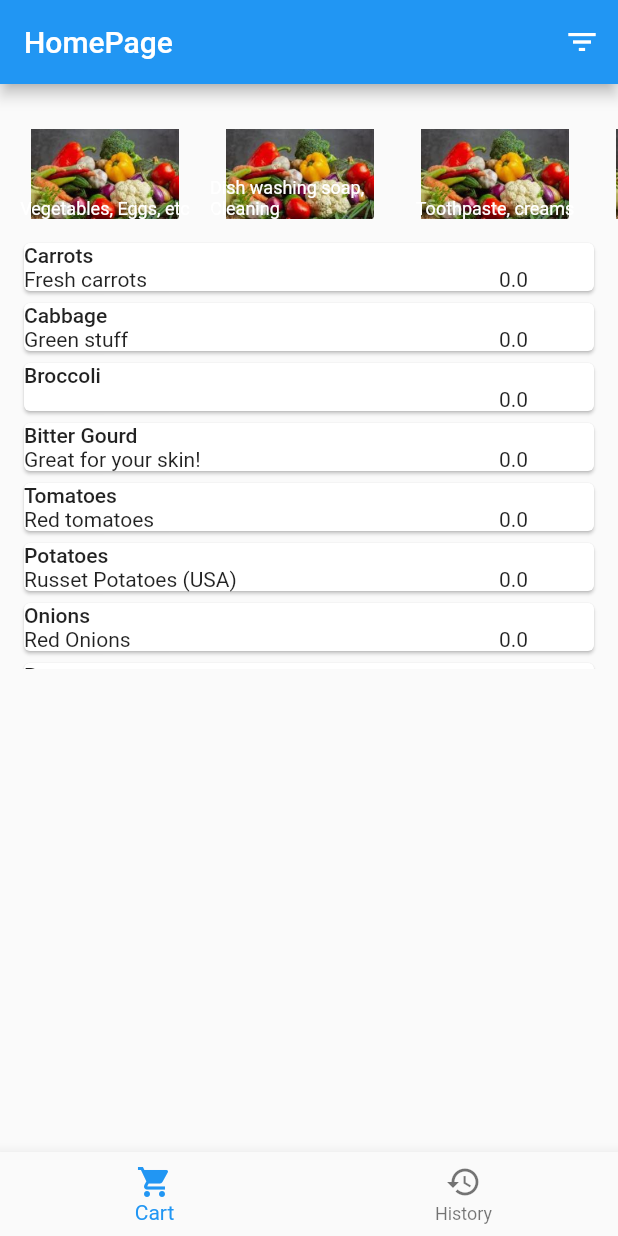
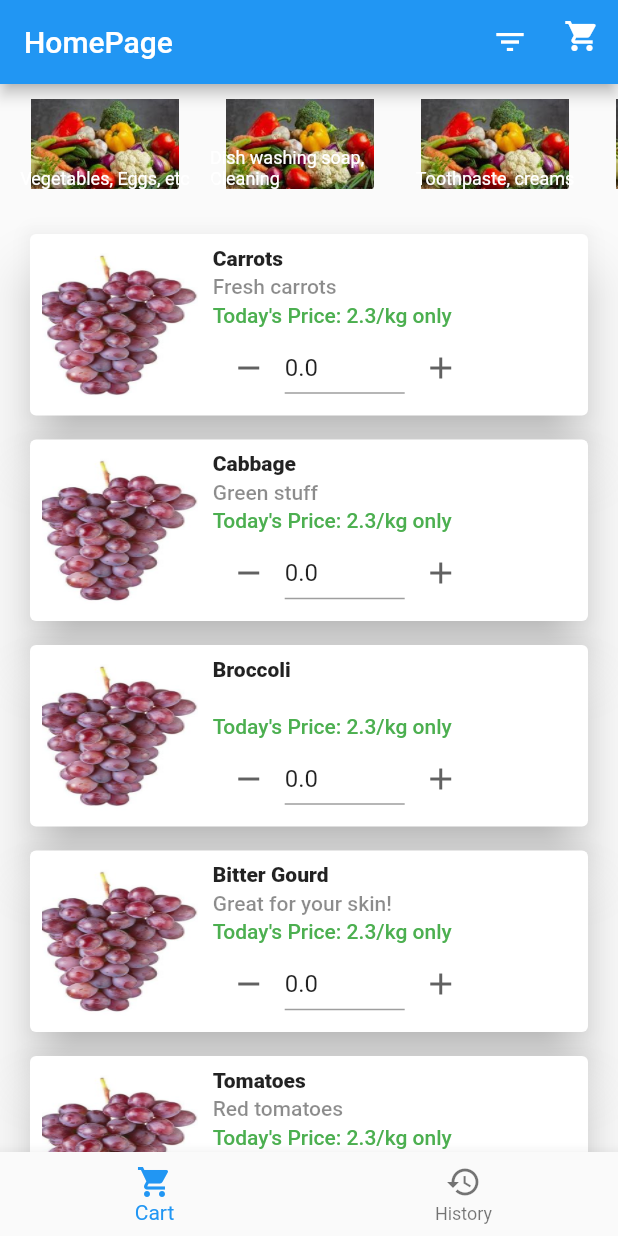
Before and after one commit to vipullal-github/MyShoppingCart, a Flutter app: the screen it shows after launch, on a phone screen of 412 x 824 dp. Run offline on Flutter 3.47's test engine with Material 2 defaults, Android fonts, the phone set to English and light mode, and no system bars.

Commit message:
Sending code to synology

```diff
--- a/lib/domain/model/cart_item.dart
+++ b/lib/domain/model/cart_item.dart
@@ -9,17 +9,18 @@ class CartItem extends MasterListItem {
       required super.description,
       required super.categoryId,
       required super.unit,
-      required super.usualPrice})
+      required super.usualPrice,
+      super.image})
       : onOrder = 0.0;
 
-  factory CartItem.fromMasterItem
-  (MasterListItem item) {
+  factory CartItem.fromMasterItem(MasterListItem item) {
     return CartItem(
         id: item.id,
         itemName: item.itemName,
         description: item.description,
         categoryId: item.categoryId,
         unit: item.unit,
-        usualPrice: item.usualPrice);
+        usualPrice: item.usualPrice,
+        image: item.image);
   }
 }
--- a/lib/domain/model/master_list_item.dart
+++ b/lib/domain/model/master_list_item.dart
@@ -5,6 +5,8 @@ class MasterListItem {
   String description;
   double usualPrice;
   String unit;
+  bool isFavorite;
+  String? image;
 
   MasterListItem(
       {required this.id,
@@ -12,13 +14,17 @@ class MasterListItem {
       required this.itemName,
       required this.description,
       required this.usualPrice,
-      required this.unit});
+      required this.unit,
+      this.image,
+      this.isFavorite = false});
 
   MasterListItem.newRecord(
       {required this.categoryId,
       required this.itemName,
       required this.description,
       required this.usualPrice,
-      required this.unit})
+      required this.unit,
+      this.image,
+      this.isFavorite = false})
       : id = -1;
 }
--- a/lib/presentation/components/category_slider.dart
+++ b/lib/presentation/components/category_slider.dart
@@ -4,6 +4,7 @@ import '../../domain/model/item_category.dart';
 
 typedef CategoryClickListener = void Function(int categoryId);
 
+// TODO: We need to change this widget to use ListView.builder. See Video by HeyFlutter on Youtube
 class CategorySliderWidget extends StatelessWidget {
   final List<ItemCategory> categories;
   final CategoryClickListener listener;
@@ -12,12 +13,7 @@ class CategorySliderWidget extends StatelessWidget {
 
   @override
   Widget build(BuildContext context) {
-    return Column(
-      children: [
-        const SizedBox(
-          height: 20,
-        ),
-        SingleChildScrollView(
+    return SingleChildScrollView(
       scrollDirection: Axis.horizontal,
       child: Row(
         children: categories.map((e) {
@@ -27,8 +23,6 @@ class CategorySliderWidget extends StatelessWidget {
           );
         }).toList(),
       ),
-        ),
-      ],
     );
   }
 }
--- /dev/null
+++ b/lib/presentation/components/shopping_item_card.dart
@@ -0,0 +1,148 @@
+import 'package:flutter/material.dart';
+import 'package:my_shopping_cart/presentation/shopping_cart_provider.dart';
+import 'package:provider/provider.dart';
+
+import '../../domain/model/cart_item.dart';
+
+class ShoppingItemCard extends StatefulWidget {
+  final CartItem cartItem;
+  const ShoppingItemCard({super.key, required this.cartItem});
+
+  @override
+  State<ShoppingItemCard> createState() => _ShoppingItemCardState();
+}
+
+class _ShoppingItemCardState extends State<ShoppingItemCard> {
+  late TextEditingController _editController;
+
+  @override
+  void initState() {
+    _editController = TextEditingController();
+    super.initState();
+  }
+
+  @override
+  void dispose() {
+    super.dispose();
+    _editController.dispose();
+  }
+
+  void _incrementOnOrder(BuildContext context) {
+    widget.cartItem.onOrder += 1;
+    _editController.text = widget.cartItem.onOrder.toString();
+    context.read<ShoppingCartProvider>().updateCart(widget.cartItem);
+  }
+
+  void _decrementOnOrder(BuildContext context) {
+    if (widget.cartItem.onOrder > 0) {
+      widget.cartItem.onOrder -= 1;
+      _editController.text = widget.cartItem.onOrder.toString();
+      context.read<ShoppingCartProvider>().updateCart(widget.cartItem);
+    }
+  }
+
+  void _updateItemCount(BuildContext context, String value) {
+    try {
+      widget.cartItem.onOrder = double.parse(value);
+    } catch (e) {
+      widget.cartItem.onOrder = 0;
+    }
+    context.read<ShoppingCartProvider>().updateCart(widget.cartItem);
+  }
+
+  Widget _upDownControl(BuildContext context) {
+    return Center(
+      child: Row(
+        children: [
+          IconButton(
+            onPressed: () => _decrementOnOrder(context),
+            icon: Icon(
+              Icons.remove,
+              size: 24,
+              color: Colors.grey.shade700,
+            ),
+          ),
+          SizedBox(
+            width: 80,
+            child: TextField(
+              maxLength: 5,
+              onChanged: (value) => _updateItemCount(context, value),
+              controller: _editController,
+              keyboardType: TextInputType.number,
+              decoration: const InputDecoration(
+                border: UnderlineInputBorder(),
+                isDense: true,
+                counterText: "",
+              ),
+            ),
+          ),
+          IconButton(
+            onPressed: () => _incrementOnOrder(context),
+            icon: Icon(
+              Icons.add,
+              size: 24,
+              color: Colors.grey.shade700,
+            ),
+          ),
+        ],
+      ),
+    );
+  }
+
+  Widget _productImage(BuildContext context) {
+    return SizedBox(
+      width: 100,
+      height: 100,
+      child: Image.asset("assets/images/product_images/grapes.jpeg",
+          fit: BoxFit.fill),
+    );
+  }
+
+  @override
+  Widget build(BuildContext context) {
+    TextStyle? tsHeading = Theme.of(context)
+        .textTheme
+        .labelLarge!
+        .apply(color: Colors.black87)
+        .apply(fontWeightDelta: 10);
+    TextStyle? tsDescription =
+        Theme.of(context).textTheme.labelLarge!.apply(color: Colors.black45);
+    TextStyle? tsPrice =
+        Theme.of(context).textTheme.labelLarge!.apply(color: Colors.green);
+    _editController.text = widget.cartItem.onOrder.toString();
+
+    return Card(
+      margin: const EdgeInsets.all(8),
+      elevation: 15,
+      child: Padding(
+        padding: const EdgeInsets.all(8.0),
+        child: Row(
+          children: [
+            Expanded(
+              flex: 3,
+              child: _productImage(context),
+            ),
+            const SizedBox(width: 10),
+            Expanded(
+              flex: 7,
+              child: Column(
+                crossAxisAlignment: CrossAxisAlignment.start,
+                children: [
+                  Text(widget.cartItem.itemName, style: tsHeading),
+                  const SizedBox(height: 3),
+                  Text(widget.cartItem.description, style: tsDescription),
+                  const SizedBox(height: 3),
+                  Text(
+                      "Today's Price: ${widget.cartItem.usualPrice}/${widget.cartItem.unit} only",
+                      style: tsPrice),
+                  const SizedBox(height: 3),
+                  _upDownControl(context),
+                ],
+              ),
+            )
+          ],
+        ),
+      ),
+    );
+  }
+}
--- a/lib/presentation/home_page/home_page.dart
+++ b/lib/presentation/home_page/home_page.dart
@@ -3,8 +3,10 @@
 import 'dart:async';
 
 import 'package:flutter/material.dart';
+import 'package:flutter/scheduler.dart';
 import 'package:my_shopping_cart/presentation/home_page/tabs/order_history/order_history_tab.dart';
 import 'package:my_shopping_cart/presentation/home_page/tabs/shopping/shopping_cart_tab.dart';
+import 'package:my_shopping_cart/presentation/routing_manager.dart';
 import 'package:my_shopping_cart/presentation/shopping_cart_provider.dart';
 import 'package:provider/provider.dart';
 
@@ -94,17 +96,67 @@ class _HomePageState extends State<HomePage> {
     );
   }
 
+  void _switchToCartView(BuildContext context) {
+    SchedulerBinding.instance.addPostFrameCallback((_) async {
+      Navigator.of(context).pushNamed(RoutingManager.shoppingCartPage);
+    });
+  }
+
+  List<Widget> _buildPageActions(BuildContext context) {
+    int count = context.watch<ShoppingCartProvider>().itemCount;
+    List<Widget> actions = [];
+    if (currentSheet == 0) {
+      actions.add(IconButton(
+        onPressed: () {},
+        icon: const Icon(Icons.filter_list),
+      ));
+      Widget cart = Stack(
+        children: [
+          IconButton(
+            onPressed: () => _switchToCartView(context),
+            icon: const Icon(Icons.shopping_cart),
+          ),
+          count != 0
+              ? Positioned(
+                  child: Container(
+                    padding: const EdgeInsets.all(2),
+                    decoration: BoxDecoration(
+                      color: Colors.red,
+                      borderRadius: BorderRadius.circular(6),
+                    ),
+                    constraints: const BoxConstraints(
+                      minWidth: 14,
+                      minHeight: 14,
+                    ),
+                    child: Text(
+                      '$count',
+                      style: const TextStyle(
+                        color: Colors.white,
+                        fontSize: 8,
+                      ),
+                      textAlign: TextAlign.center,
+                    ),
+                  ),
+                )
+              : Container()
+        ],
+      );
+      actions.add(cart);
+
+      // actions.add(IconButton(
+      //   onPressed: () {},
+      //   icon: const Icon(Icons.shopping_cart),
+      // ));
+    }
+    return actions;
+  }
+
   @override
   Widget build(BuildContext context) {
     return Scaffold(
       appBar: AppBar(
         title: const Text("HomePage"),
-        actions: [
-          IconButton(
-            onPressed: () {},
-            icon: const Icon(Icons.filter_list),
-          )
-        ],
+        actions: _buildPageActions(context),
       ),
       bottomNavigationBar: BottomNavigationBar(
           currentIndex: currentSheet,
--- a/lib/presentation/home_page/tabs/shopping/shopping_cart_tab.dart
+++ b/lib/presentation/home_page/tabs/shopping/shopping_cart_tab.dart
@@ -1,4 +1,6 @@
 import 'package:flutter/material.dart';
+import 'package:my_shopping_cart/presentation/components/shopping_item_card.dart';
+import 'package:my_shopping_cart/presentation/shopping_cart_provider.dart';
 import 'package:provider/provider.dart';
 import '../../../../presentation/components/category_slider.dart';
 import '../../../../domain/model/cart_item.dart';
@@ -24,48 +26,19 @@ class _ShoppingCartTabState extends State<ShoppingCartTab> {
     super.initState();
   }
 
-  Widget _buildItemCard(BuildContext context, CartItem item) {
-    return Card(
-      child: Column(
-        crossAxisAlignment: CrossAxisAlignment.start,
-        children: [
-          Text(item.itemName, style: Theme.of(context).textTheme.bodyLarge),
-          Row(
-            mainAxisAlignment: MainAxisAlignment.start,
-            children: [
-              Expanded(
-                flex: 5,
-                child: Text(
-                  item.description,
-                  style: Theme.of(context).textTheme.bodyMedium,
-                ),
-              ),
-              Expanded(
-                flex: 1,
-                child: Text(
-                  item.onOrder.toString(),
-                ),
-              )
-            ],
-          ),
-        ],
-      ),
+  Widget _buildItemListForCurentCategory(BuildContext context) {
+    List<CartItem>? items = itemMap[currrentCategoryId];
+    if (items == null || items.isEmpty) {
+      return const Center(
+        child: Text("No Items in this category"),
       );
-  }
-
-  Widget _buildItemList(BuildContext context) {
-    List<CartItem>? items = itemMap[currrentCategoryId];
-    if (items == null) {
-      return const Text("No Items");
     } else {
-      return SizedBox(
-        height: 300,
-        child: ListView.builder(
+      return ListView.builder(
         itemCount: items.length,
         padding: const EdgeInsets.all(12.0),
         itemBuilder: (BuildContext context, int index) {
-              return _buildItemCard(context, items[index]);
-            }),
+          return ShoppingItemCard(cartItem: items[index]);
+        },
       );
     }
   }
@@ -79,15 +52,23 @@ class _ShoppingCartTabState extends State<ShoppingCartTab> {
   @override
   Widget build(BuildContext context) {
     AppDataProvider p = context.read<AppDataProvider>();
-    return Column(
+    context.watch<ShoppingCartProvider>();
+    return SafeArea(
+      child: Column(
         children: [
           const SizedBox(height: 10),
           CategorySliderWidget(
             categories: p.getCategories,
             listener: onCategorySelectionChanged,
           ),
-        _buildItemList(context),
+          const SizedBox(
+            height: 10,
+          ),
+          Expanded(
+            child: _buildItemListForCurentCategory(context),
+          )
         ],
+      ),
     );
   }
 }
--- a/lib/presentation/routing_manager.dart
+++ b/lib/presentation/routing_manager.dart
@@ -1,5 +1,6 @@
 import 'package:flutter/material.dart';
 import 'package:my_shopping_cart/presentation/app_data_provider.dart';
+import 'package:my_shopping_cart/presentation/shopping_cart_page/shopping_cart_page.dart';
 import 'package:my_shopping_cart/presentation/test_pade.dart';
 import 'package:provider/provider.dart';
 import 'home_page/home_page.dart';
@@ -8,6 +9,7 @@ import 'master_list/master_list_page.dart';
 class RoutingManager {
   static const String homePage = "/";
   static const String masterListPage = "/masteListPage";
+  static const String shoppingCartPage = "/shoppingCartPage";
   static const String testPage = "/testPage";
 
   static Route<dynamic> routingFunction(RouteSettings settings) {
@@ -24,6 +26,11 @@ class RoutingManager {
           AppDataProvider p = context.read<AppDataProvider>();
           return TestPage(provider: p);
         });
+      case shoppingCartPage:
+        return MaterialPageRoute(builder: (BuildContext context) {
+          return const ShoppingCartPage();
+        });
+
       default:
         throw Exception("Invalid route ${settings.name}");
     }
--- a/pubspec.yaml
+++ b/pubspec.yaml
@@ -60,6 +60,7 @@ flutter:
 
   assets:
     - assets/images/categories/
+    - assets/images/product_images/
   #   - images/a_dot_ham.jpeg
 
   # To add assets to your application, add an assets section, like this:
```
Also changed, not shown: lib/data/mock_repository.dart (+11 -4 lines), lib/main.dart (+10 -1 lines), lib/presentation/shopping_cart_page/shopping_cart_page.dart (added, +48 -0 lines), lib/presentation/shopping_cart_provider.dart (+30 -6 lines), assets/images/product_images/grapes.jpeg (added), work/images/aachi_biryani_masala.JPG (added), work/images/done.jpg (added). Lines whose indentation alone changed are shown as unchanged.
